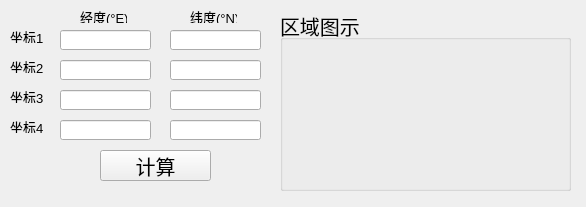
Old version of the form gui/haversine-area.ui in the repository JayHeng/haversine-area.
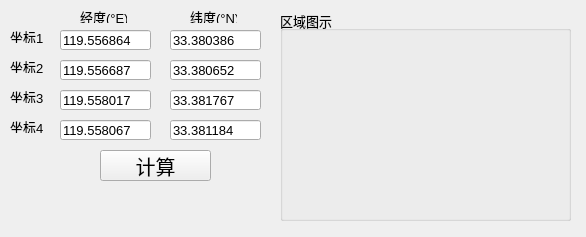
New version of the form.

Commit message:
Plot points with limitation
- 四个点顺序有要求（左下，左上，右上，右下）

What changed in the file:
```diff
--- a/gui/haversine-area.ui
+++ b/gui/haversine-area.ui
@@ -7,7 +7,7 @@
     <x>0</x>
     <y>0</y>
     <width>586</width>
-    <height>207</height>
+    <height>237</height>
    </rect>
   </property>
   <property name="font">
@@ -85,6 +85,14 @@
       <height>20</height>
      </rect>
     </property>
+    <property name="font">
+     <font>
+      <pointsize>10</pointsize>
+     </font>
+    </property>
+    <property name="text">
+     <string>119.556864</string>
+    </property>
    </widget>
    <widget class="QLineEdit" name="lineEdit_p1lat">
     <property name="geometry">
@@ -95,6 +103,14 @@
       <height>20</height>
      </rect>
     </property>
+    <property name="font">
+     <font>
+      <pointsize>10</pointsize>
+     </font>
+    </property>
+    <property name="text">
+     <string>33.380386</string>
+    </property>
    </widget>
    <widget class="QLineEdit" name="lineEdit_p2lat">
     <property name="geometry">
@@ -105,6 +121,14 @@
       <height>20</height>
      </rect>
     </property>
+    <property name="font">
+     <font>
+      <pointsize>10</pointsize>
+     </font>
+    </property>
+    <property name="text">
+     <string>33.380652</string>
+    </property>
    </widget>
    <widget class="QLineEdit" name="lineEdit_p2long">
     <property name="geometry">
@@ -115,6 +139,14 @@
       <height>20</height>
      </rect>
     </property>
+    <property name="font">
+     <font>
+      <pointsize>10</pointsize>
+     </font>
+    </property>
+    <property name="text">
+     <string>119.556687</string>
+    </property>
    </widget>
    <widget class="QLabel" name="label_point2">
     <property name="geometry">
@@ -144,6 +176,14 @@
       <height>20</height>
      </rect>
     </property>
+    <property name="font">
+     <font>
+      <pointsize>10</pointsize>
+     </font>
+    </property>
+    <property name="text">
+     <string>33.381767</string>
+    </property>
    </widget>
    <widget class="QLineEdit" name="lineEdit_p3long">
     <property name="geometry">
@@ -154,6 +194,14 @@
       <height>20</height>
      </rect>
     </property>
+    <property name="font">
+     <font>
+      <pointsize>10</pointsize>
+     </font>
+    </property>
+    <property name="text">
+     <string>119.558017</string>
+    </property>
    </widget>
    <widget class="QLabel" name="label_point3">
     <property name="geometry">
@@ -183,6 +231,14 @@
       <height>20</height>
      </rect>
     </property>
+    <property name="font">
+     <font>
+      <pointsize>10</pointsize>
+     </font>
+    </property>
+    <property name="text">
+     <string>33.381184</string>
+    </property>
    </widget>
    <widget class="QLineEdit" name="lineEdit_p4long">
     <property name="geometry">
@@ -193,6 +249,14 @@
       <height>20</height>
      </rect>
     </property>
+    <property name="font">
+     <font>
+      <pointsize>10</pointsize>
+     </font>
+    </property>
+    <property name="text">
+     <string>119.558067</string>
+    </property>
    </widget>
    <widget class="QLabel" name="label_point4">
     <property name="geometry">
@@ -232,9 +296,14 @@
       <x>280</x>
       <y>10</y>
       <width>291</width>
-      <height>181</height>
+      <height>211</height>
      </rect>
     </property>
+    <property name="font">
+     <font>
+      <pointsize>10</pointsize>
+     </font>
+    </property>
     <property name="title">
      <string>区域图示</string>
     </property>
```
Left out of the diff: 2 changed lines with no effect on the pictures. The commit also changes 2 other files.
